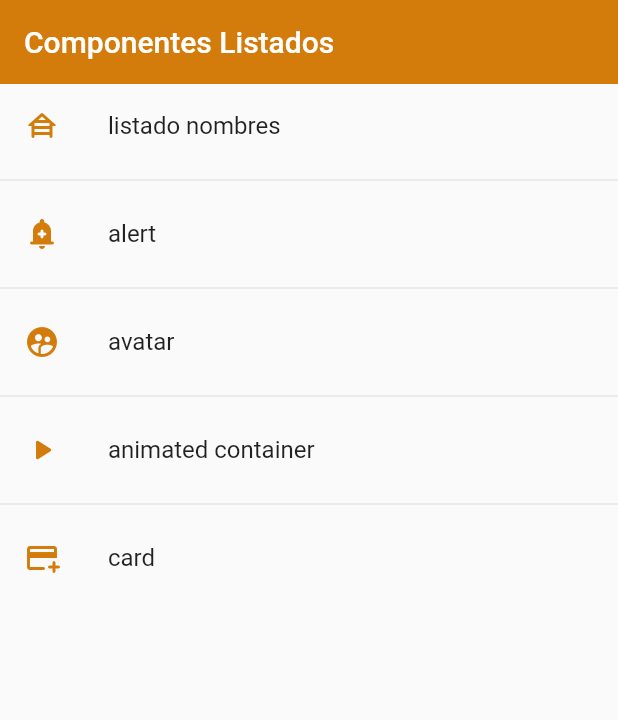
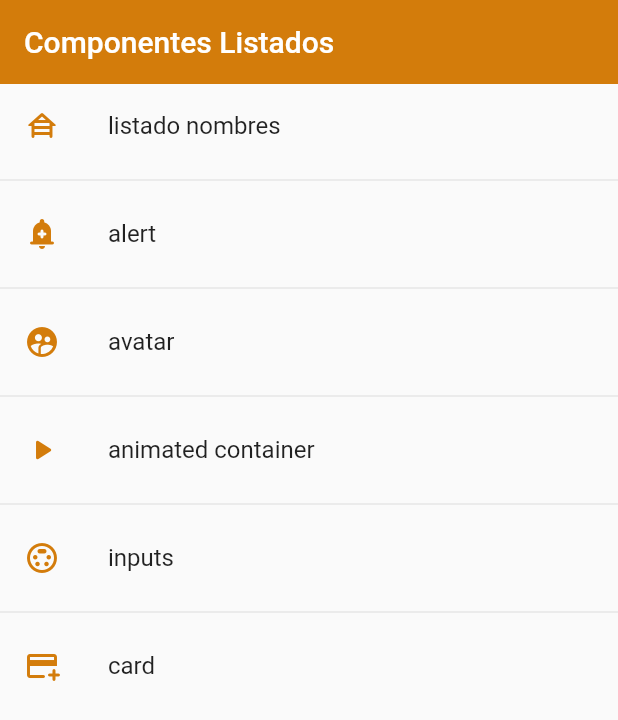
Before and after one commit to florinawer/FlutterComponents, a Flutter app: the screen it shows after launch, on a phone screen of 412 x 824 dp. Shown: the top 720 px of the screen. Run offline on Flutter 3.47's test engine with Material 2 defaults, Android fonts, the phone set to English and light mode, and no system bars.

Commit message:
Inputs and Forms plus design

```diff
--- a/flutty_components/lib/router/app_routes.dart
+++ b/flutty_components/lib/router/app_routes.dart
@@ -30,6 +30,11 @@ class AppRoutes {
         screen: const AnimatedScreen(),
         icon: Icons.play_arrow_rounded),
     MenuOption(
+        route: 'input_screen',
+        name: 'inputs',
+        screen: const InputsScreen(),
+        icon: Icons.settings_input_svideo_rounded),
+    MenuOption(
         route: 'card',
         name: 'card',
         screen: const CardScreen(),
--- a/flutty_components/lib/screens/animated_screen.dart
+++ b/flutty_components/lib/screens/animated_screen.dart
@@ -23,8 +23,8 @@ class _AnimatedScreenState extends State<AnimatedScreen> {
       ),
       body: Center(
         child: AnimatedContainer(
-          duration: const Duration(milliseconds: 400),
-          curve: Curves.easeOutCubic,
+          duration: const Duration(milliseconds: 600),
+          curve: Curves.elasticOut,
           width: _width,
           height: _height,
           decoration: BoxDecoration(color: _color, borderRadius: _borderRadius),
--- a/flutty_components/lib/screens/screens.dart
+++ b/flutty_components/lib/screens/screens.dart
@@ -1,3 +1,4 @@
+export 'package:flutty_components/screens/inputs_screen.dart';
 export 'package:flutty_components/screens/animated_screen.dart';
 export 'package:flutty_components/screens/alert_screen.dart';
 export 'package:flutty_components/screens/home.dart';
--- a/flutty_components/lib/themes/app_theme.dart
+++ b/flutty_components/lib/themes/app_theme.dart
@@ -17,9 +17,27 @@ class AppTheme {
       //elevated button
       elevatedButtonTheme: ElevatedButtonThemeData(
         style: ElevatedButton.styleFrom(
-            primary: Colors.indigo,
-            shape: const StadiumBorder(),
-            elevation: 0),
+            primary: Colors.indigo, shape: const StadiumBorder(), elevation: 0),
+      ),
+
+      //temas para los inputs cuando no haces focus o cuando lo haces hace lo mismo
+      inputDecorationTheme: const InputDecorationTheme(
+        floatingLabelStyle: TextStyle(color: primary),
+        enabledBorder: OutlineInputBorder(
+            borderSide: BorderSide(color: primary),
+            borderRadius: BorderRadius.only(
+                bottomLeft: Radius.circular(10),
+                topRight: Radius.circular(10))),
+        focusedBorder: OutlineInputBorder(
+            borderSide: BorderSide(color: primary),
+            borderRadius: BorderRadius.only(
+                bottomLeft: Radius.circular(10),
+                topRight: Radius.circular(10))),
+        border: OutlineInputBorder(
+            borderSide: BorderSide(color: primary),
+            borderRadius: BorderRadius.only(
+                bottomLeft: Radius.circular(10),
+                topRight: Radius.circular(10))),
       ),
 
       //se le pone aqui y todos los TextBotones se pasan a este color
--- a/flutty_components/lib/widgets/widgets.dart
+++ b/flutty_components/lib/widgets/widgets.dart
@@ -1,2 +1,4 @@
+export 'package:flutty_components/widgets/custom_input_field.dart';
+
 export 'package:flutty_components/widgets/custom_card_tipe_2.dart';
 export 'package:flutty_components/widgets/custom_card_tipo_1.dart';
```
Also changed, not shown: flutty_components/lib/screens/inputs_screen.dart (added, +24 -0 lines), flutty_components/lib/widgets/custom_input_field.dart (added, +35 -0 lines).
